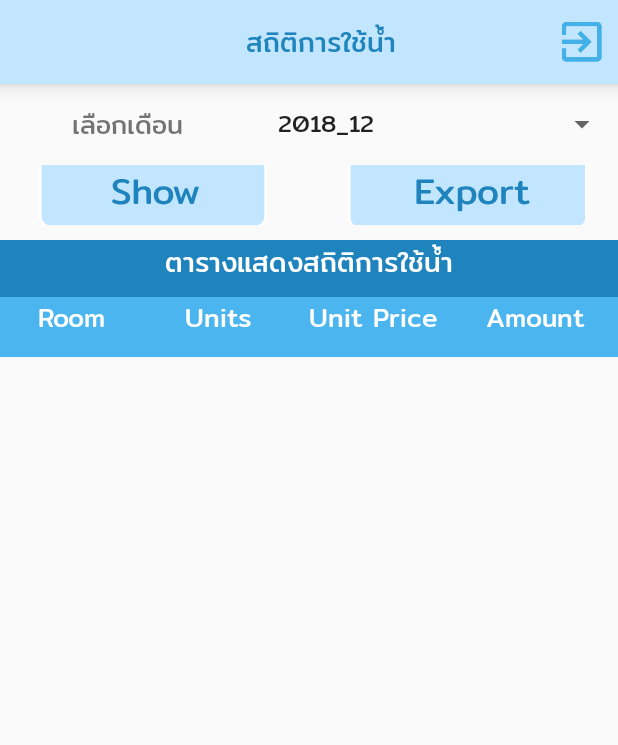
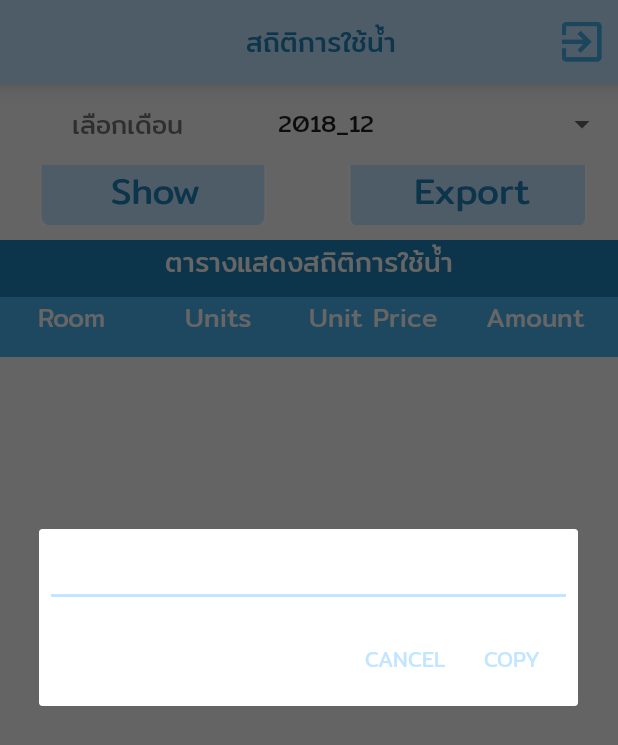
Before and after one commit to Suppasek/WaterUsageChecker, an Android app: the fragment OverallFragment placed in its activity, after a tap on an icon or button, on a phone screen of 412 x 824 dp. Shown: the top 745 px of the screen. Run offline under Robolectric (Android 15) with nearby library versions, the phone set to English and light mode, and no system bars; our stand-ins replace Firebase (no records; nobody signed in at launch, a user with empty details on screens opened directly); 3 statements that could not run were skipped.

Commit message:
Download url dialog

```diff
--- a/app/src/main/java/com/kmitl/vpower/waterusagechecker/OverallFragment.java
+++ b/app/src/main/java/com/kmitl/vpower/waterusagechecker/OverallFragment.java
@@ -2,6 +2,8 @@ package com.kmitl.vpower.waterusagechecker;
 
 import android.Manifest;
 import android.app.Dialog;
+import android.content.ClipData;
+import android.content.ClipboardManager;
 import android.content.DialogInterface;
 import android.content.pm.PackageManager;
 import android.os.Build;
@@ -77,6 +79,10 @@ public class OverallFragment extends Fragment {
     private UploadTask mUploadTask;
     private FirebaseStorage firebaseStorage;
 
+    private static String downloadURL = "";
+
+    private static Boolean NEW_URL_CHECK = false;
+
     //merge complete
     public OverallFragment() {
         this.firebaseAuth = FirebaseAuth.getInstance();
@@ -116,10 +122,9 @@ public class OverallFragment extends Fragment {
         Log.d("overall", "In onActivityCreated");
         setToolbarTitle();
         setLogoutBtn();
-        setDialog();
+        setLogoutDialog();
         createMonthSpinner();
         setOnYearSelected();
-//        initBackBtn();
         initChangeRateBtn();
         initCSVBtn();
     }
@@ -160,19 +165,21 @@ public class OverallFragment extends Fragment {
         CSVbtn.setOnClickListener(new View.OnClickListener() {
             @Override
             public void onClick(View v) {
+                File csvFile = null;
                 String recDate = dateSpinner.getSelectedItem().toString();
                 Log.d("CSV", "Before CsvFileWriter recDtae = " + recDate);
-                if (checkData > 0) {
+                if (checkData > 0 && NEW_URL_CHECK) {
                     Log.d("CSV", "There are " + intToStr(checkData) + " records for CSV");
-                    File csvFile = CsvFileWriter.writeCsvFile(recDate, waterRecords, getActivity(), getContext());
+                    csvFile = CsvFileWriter.writeCsvFile(recDate, waterRecords, getActivity(), getContext());
                     uploadFromStream(csvFile);
+                } else {
+                    initUrlDownloadDialog(downloadURL);
                 }
             }
         });
     }
 
     private void uploadFromStream(File file) {
-//        Helper.showDialog(this);
         InputStream stream = null;
         try {
             stream = new FileInputStream(file);
@@ -184,18 +191,50 @@ public class OverallFragment extends Fragment {
         mUploadTask.addOnFailureListener(new OnFailureListener() {
             @Override
             public void onFailure(@NonNull Exception exception) {
-//                Helper.dismissDialog();
-//                mTextView.setText(String.format("Failure: %s", exception.getMessage()));
                 Log.d("CSV", exception.getMessage());
             }
         }).addOnSuccessListener(new OnSuccessListener<UploadTask.TaskSnapshot>() {
             @Override
             public void onSuccess(UploadTask.TaskSnapshot taskSnapshot) {
-//                Helper.dismissDialog();
-//                mTextView.setText(taskSnapshot.getDownloadUrl().toString());
+                downloadURL = taskSnapshot.getDownloadUrl().toString();
                 Log.d("CSV", "Success URL = " + taskSnapshot.getDownloadUrl().toString());
+                initUrlDownloadDialog(downloadURL);
+                NEW_URL_CHECK = false;
             }
         });
+    }
+
+    private void initUrlDownloadDialog(final String downloadURL) {
+        final AlertDialog.Builder builder = new AlertDialog.Builder(getContext());
+        LayoutInflater inflater = getLayoutInflater();
+
+        View view = inflater.inflate(R.layout.url_dialog, null);
+        builder.setView(view);
+
+        final EditText waterRate = (EditText) view.findViewById(R.id.url_dialog_download_url);
+
+        waterRate.setText(downloadURL);
+
+        builder.setPositiveButton("Copy", new DialogInterface.OnClickListener() {
+            @Override
+            public void onClick(DialogInterface dialog, int which) {
+                ClipboardManager clipboard = (ClipboardManager) getActivity().getSystemService(getContext().CLIPBOARD_SERVICE);
+                ClipData clip = ClipData.newPlainText("Url ", downloadURL);
+                clipboard.setPrimaryClip(clip);
+                Toast.makeText(getActivity(),
+                        "Copied to Clipboard!!",
+                        Toast.LENGTH_SHORT
+                ).show();
+            }
+        });
+        builder.setNegativeButton("Cancel", new DialogInterface.OnClickListener() {
+            @Override
+            public void onClick(DialogInterface dialog, int which) {
+
+            }
+        });
+
+        builder.show();
     }
 
     private void initChangeRateBtn() {
@@ -308,7 +347,7 @@ public class OverallFragment extends Fragment {
         Log.d("overall", "End getValueDB");
     }
 
-    private void setDialog() {
+    private void setLogoutDialog() {
         logoutDialog = new Dialog(getActivity());
         logoutDialog.requestWindowFeature(Window.FEATURE_NO_TITLE);
         logoutDialog.setContentView(R.layout.logout_dialog);
@@ -343,7 +382,10 @@ public class OverallFragment extends Fragment {
         dateSpinner.setOnItemSelectedListener(new AdapterView.OnItemSelectedListener() {
             @Override
             public void onItemSelected(AdapterView<?> parent, View view, int position, long id) {
-                getValueDB(monthList.get(position));
+                String recDate = monthList.get(position);
+                Log.d("overall", "Date was selected -> " + recDate);
+                NEW_URL_CHECK = true;
+                getValueDB(recDate);
             }
             @Override
             public void onNothingSelected(AdapterView<?> parent) {
--- /dev/null
+++ b/app/src/main/res/layout/url_dialog.xml
@@ -0,0 +1,16 @@
+<?xml version="1.0" encoding="utf-8"?>
+<LinearLayout xmlns:android="http://schemas.android.com/apk/res/android"
+    android:orientation="vertical"
+    android:layout_width="match_parent"
+    android:layout_height="match_parent">
+    <EditText
+        android:id="@+id/url_dialog_download_url"
+        android:layout_width="match_parent"
+        android:layout_height="wrap_content"
+        android:layout_marginTop="16dp"
+        android:layout_marginLeft="4dp"
+        android:layout_marginRight="4dp"
+        android:layout_marginBottom="4dp"
+        android:textSize="10dp"
+        android:textAlignment="center"/>
+</LinearLayout>
--- /dev/null
+++ b/app/src/main/res/mipmap-anydpi-v26/ic_launcher_url_round.xml
@@ -0,0 +1,5 @@
+<?xml version="1.0" encoding="utf-8"?>
+<adaptive-icon xmlns:android="http://schemas.android.com/apk/res/android">
+    <background android:drawable="@drawable/ic_launcher_background"/>
+    <foreground android:drawable="@mipmap/ic_launcher_foreground"/>
+</adaptive-icon>
```
Also changed, not shown: app/src/main/res/drawable/ic_launcher_background.xml (+70 -166 lines), app/src/main/ic_launcher_url-web.png (added), app/src/main/res/mipmap-hdpi/ic_launcher_foreground.png (added), app/src/main/res/mipmap-hdpi/ic_launcher_url_round.png (added), app/src/main/res/mipmap-mdpi/ic_launcher_foreground.png (added), app/src/main/res/mipmap-mdpi/ic_launcher_url_round.png (added), app/src/main/res/mipmap-xhdpi/ic_launcher_foreground.png (added), app/src/main/res/mipmap-xhdpi/ic_launcher_url_round.png (added), app/src/main/res/mipmap-xxhdpi/ic_launcher_foreground.png (added), app/src/main/res/mipmap-xxhdpi/ic_launcher_url_round.png (added), app/src/main/res/mipmap-xxxhdpi/ic_launcher_foreground.png (added), app/src/main/res/mipmap-xxxhdpi/ic_launcher_url_round.png (added).
